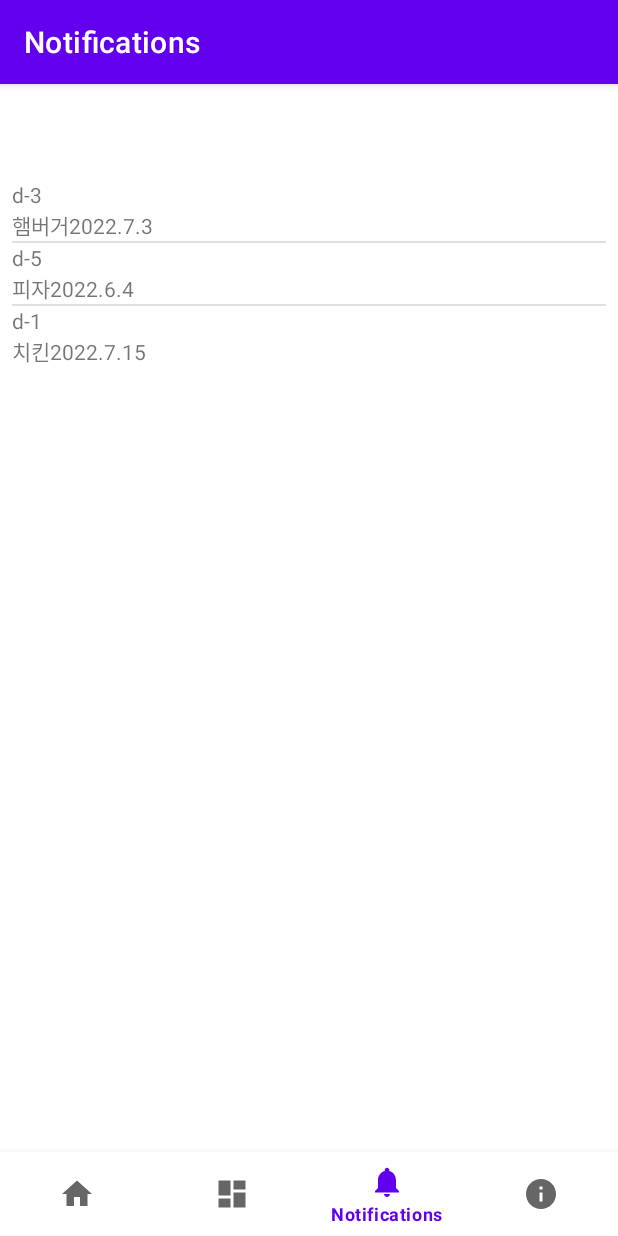
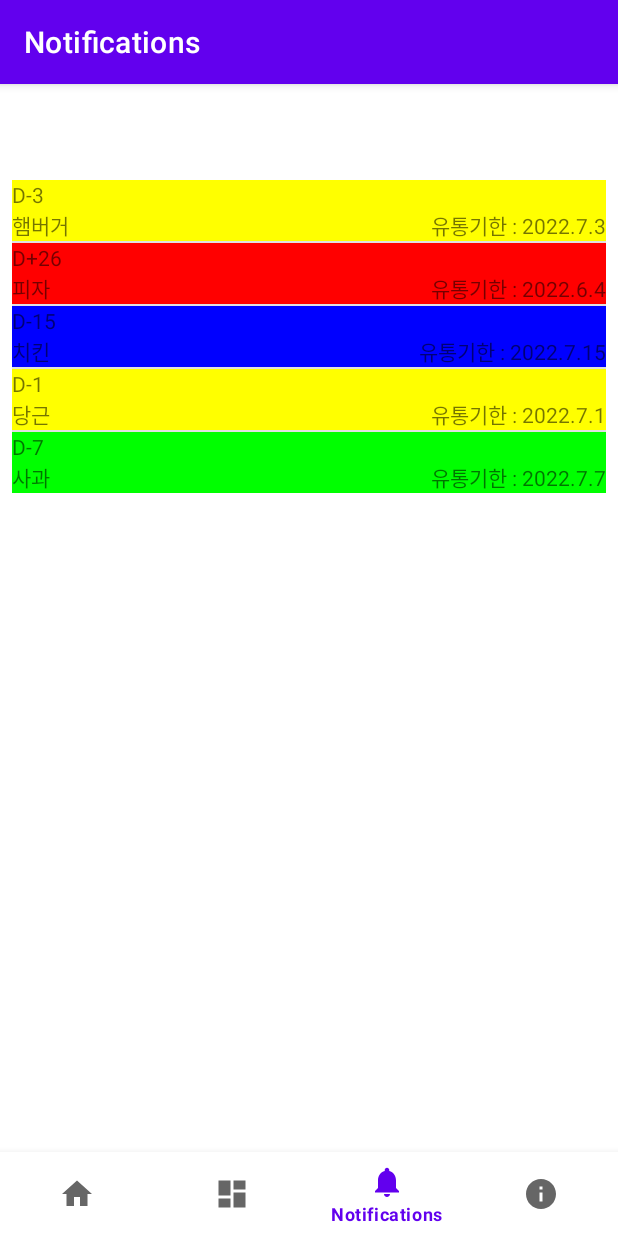
Before and after one commit to NiANo272/Icecream_Project, an Android app: the NotificationsFragment screen opened through its navigation route, on a phone screen of 412 x 824 dp. Run offline under Robolectric (Android 15) with nearby library versions, the phone set to English and light mode, and no system bars; our stand-ins replace navigation-ui.

Commit message:
real-time dday and colors

```diff
--- a/app/src/main/java/com/example/icecream/ui/notifications/NotificationAdapter.java
+++ b/app/src/main/java/com/example/icecream/ui/notifications/NotificationAdapter.java
@@ -1,6 +1,7 @@
 package com.example.icecream.ui.notifications;
 
 import android.content.Context;
+import android.graphics.Color;
 import android.view.LayoutInflater;
 import android.view.View;
 import android.view.ViewGroup;
@@ -49,7 +50,20 @@ public class NotificationAdapter extends BaseAdapter {
 
         dday.setText(sample.get(position).getDday());
         foodname.setText(sample.get(position).getFoodname());
-        expirydate.setText(sample.get(position).getExpirydate());
+        expirydate.setText("유통기한 : "+sample.get(position).getExpirydate());
+
+        String[] dday_split = dday.getText().toString().split("-");
+        if (dday.getText().toString().contains("-")){
+            if (Integer.parseInt(dday_split[1])>7){v.setBackgroundColor(Color.BLUE);}
+            else if (Integer.parseInt(dday_split[1])>=5){v.setBackgroundColor(Color.GREEN);}
+            else {v.setBackgroundColor(Color.YELLOW);}
+        }
+        else if (dday.getText().toString().contains("+")){
+            v.setBackgroundColor(Color.RED);
+        }
+        else {
+            v.setBackgroundColor(Color.YELLOW);
+        }
 
         return v;
     }
--- a/app/src/main/java/com/example/icecream/ui/notifications/NotificationsFragment.java
+++ b/app/src/main/java/com/example/icecream/ui/notifications/NotificationsFragment.java
@@ -54,9 +54,11 @@ public class NotificationsFragment extends Fragment {
     public void InitializeFoodData() {
         notificationlist = new ArrayList<SampleData>();
 
-        notificationlist.add(new SampleData("d-3","햄버거","2022.7.3"));
-        notificationlist.add(new SampleData("d-5" ,"피자","2022.6.4"));
-        notificationlist.add(new SampleData("d-1", "치킨","2022.7.15"));
+        notificationlist.add(new SampleData("햄버거","2022.7.3"));
+        notificationlist.add(new SampleData("피자","2022.6.4"));
+        notificationlist.add(new SampleData("치킨","2022.7.15"));
+        notificationlist.add(new SampleData("당근","2022.7.1"));
+        notificationlist.add(new SampleData("사과","2022.7.7"));
     }
 
 
--- a/app/src/main/java/com/example/icecream/ui/notifications/SampleData.java
+++ b/app/src/main/java/com/example/icecream/ui/notifications/SampleData.java
@@ -1,19 +1,37 @@
 package com.example.icecream.ui.notifications;
+
+import java.util.Calendar;
 
 public class SampleData {
     private String dday;
     private String foodname;
     private String expirydate;
 
-    public SampleData(String dday, String foodname, String expirydate){
-        this.dday = dday;
+    int year,month,day,eyear,emonth,eday;
+    int resultday = 0;
+
+    long today,expiryday;
+
+    public SampleData(String foodname, String expirydate){
+//        this.dday = dday;
         this.foodname = foodname;
         this.expirydate = expirydate;
     }
 
     public String getDday()
     {
-        return this.dday;
+        int remaindays = calculateDday(this.expirydate);
+
+        if (remaindays>0){
+            dday = String.format("D-%d",remaindays);
+        }
+        else if (remaindays<0){
+            dday = String.format("D+%d",Math.abs(remaindays));
+        }
+        else{
+            dday = "D_Day!";
+        }
+        return dday;
     }
 
     public String getFoodname()
@@ -25,4 +43,34 @@ public class SampleData {
     {
         return this.expirydate;
     }
+
+    public int calculateDday(String expirydate){
+
+        // today date
+        Calendar calendar = Calendar.getInstance();
+        year = calendar.get(Calendar.YEAR);
+        month = calendar.get(Calendar.MONTH);
+        day = calendar.get(Calendar.DAY_OF_MONTH);
+
+        today = calendar.getTimeInMillis();
+
+
+        // get expirydate
+        String[] date_split = expirydate.split("\\.");
+
+        //String 형식에서 int형으로 바꾸기 (for HomeItemInfo 형식에 맞춤)
+        eyear = Integer.parseInt(date_split[0]);
+        emonth = Integer.parseInt(date_split[1]);
+        eday = Integer.parseInt(date_split[2]);
+
+        Calendar eCalendar = Calendar.getInstance();
+        eCalendar.set(eyear,emonth-1,eday);
+        expiryday = eCalendar.getTimeInMillis();
+
+        long result = (expiryday-today)/(24*60*60*1000);
+        resultday = (int)result;
+
+        return resultday;
+
+    }
 }
--- a/app/src/main/res/layout/fragment_notifications.xml
+++ b/app/src/main/res/layout/fragment_notifications.xml
@@ -8,7 +8,7 @@
 
     <ListView
         android:id="@+id/notificationlist"
-        android:layout_width="wrap_content"
+        android:layout_width="match_parent"
         android:layout_height="wrap_content"
         android:layout_marginStart="8dp"
         android:layout_marginTop="8dp"
--- a/app/src/main/res/layout/notificationlist.xml
+++ b/app/src/main/res/layout/notificationlist.xml
@@ -25,9 +25,10 @@
                 android:id="@+id/foodname" />
 
             <TextView
-                android:layout_width="wrap_content"
+                android:layout_width="match_parent"
                 android:layout_height="wrap_content"
-                android:id="@+id/expirydate" />
+                android:id="@+id/expirydate"
+                android:gravity="right"/>
 
         </LinearLayout>
 
```
